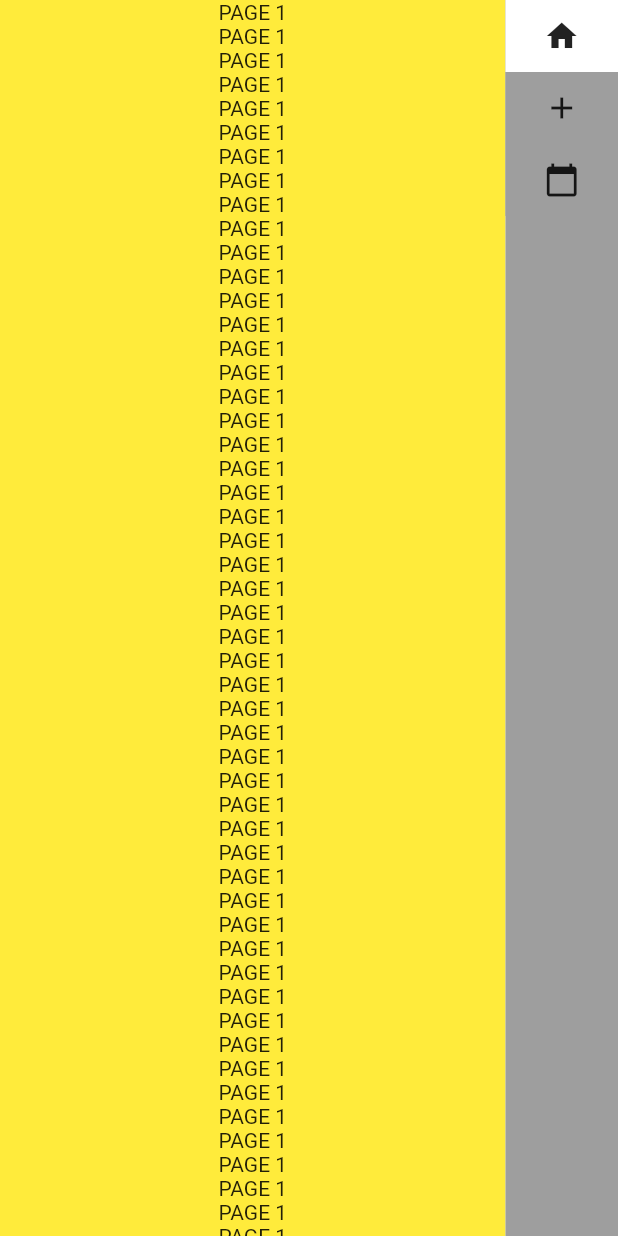
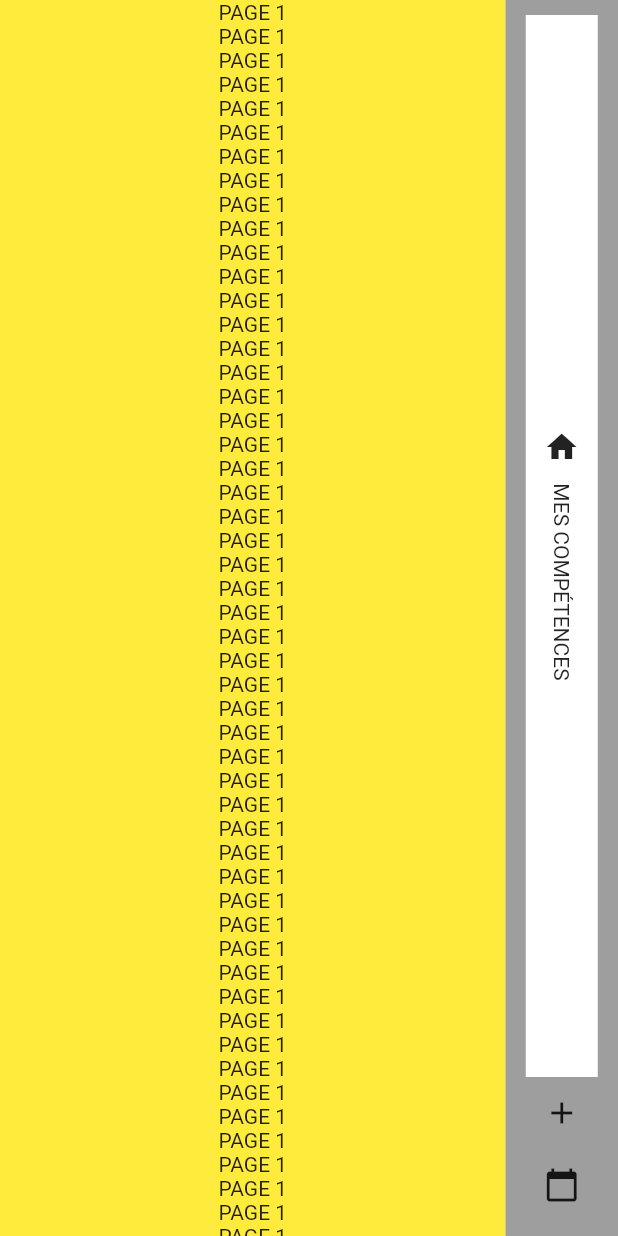
Before and after one commit to Tri7Ratops/simple_cv, a Flutter app: the screen it shows after launch, on a phone screen of 412 x 824 dp. Run offline on Flutter 3.47's test engine with Material 2 defaults, Android fonts, the phone set to English and light mode, and no system bars; drawn by our look-alikes of scroll_to_index; our stand-ins replace bloc, equatable, flutter_bloc, visibility_detector.

Commit message:
[+] Add function on visibility update on navigation items

```diff
--- a/lib/screens/home/views/home_page.dart
+++ b/lib/screens/home/views/home_page.dart
@@ -4,13 +4,13 @@ import 'package:flutter/material.dart';
 import '../widgets/widgets.dart';
 
 class HomePage extends StatelessWidget {
-
   @override
   Widget build(BuildContext context) {
     return VerticalNavigation(
       navigationBackgroundColor: Colors.grey,
       pages: [
-        VerticalNavigationItem(page: Column(
+        VerticalNavigationItem(
+            page: Column(
               children: [
                 Text("PAGE 1"),
                 Text("PAGE 1"),
@@ -65,8 +65,11 @@ class HomePage extends StatelessWidget {
                 Text("PAGE 1"),
                 Text("PAGE 1"),
               ],
-        ), icon: Icon(Icons.home)),
-        VerticalNavigationItem(page: Column(
+            ),
+            icon: Icon(Icons.home),
+            iconTitle: "Mes compétences".toUpperCase()),
+        VerticalNavigationItem(
+          page: Column(
             children: [
               Text("PAGE 2"),
               Text("PAGE 2"),
@@ -109,8 +112,12 @@ class HomePage extends StatelessWidget {
               Text("PAGE 2"),
               Text("PAGE 2"),
             ],
-        ), icon: Icon(Icons.add)),
-        VerticalNavigationItem(page: Column(
+          ),
+          icon: Icon(Icons.add),
+          iconTitle: "Ceci est un très long texte qu'il faut forcement gérer"
+        ),
+        VerticalNavigationItem(
+            page: Column(
               children: [
                 Text("PAGE 3"),
                 Text("PAGE 3"),
@@ -157,7 +164,8 @@ class HomePage extends StatelessWidget {
                 Text("PAGE 3"),
                 Text("PAGE 3"),
               ],
-        ), icon: Icon(Icons.calendar_today)),
+            ),
+            icon: Icon(Icons.calendar_today)),
       ],
     );
   }
--- a/lib/screens/home/widgets/vertical_navigation.dart
+++ b/lib/screens/home/widgets/vertical_navigation.dart
@@ -9,17 +9,30 @@ import 'package:visibility_detector/visibility_detector.dart';
 class VerticalNavigationItem extends Equatable {
   final Widget page;
   final Icon icon;
+  final String? iconTitle;
+  final Function()? onMostVisible;
+  final Function()? lostFocus;
+
   double visibilityPercentage = 0.0;
   bool mostVisible = false;
 
-  VerticalNavigationItem({required this.page, required this.icon});
+  VerticalNavigationItem({
+    required this.page,
+    required this.icon,
+    this.iconTitle,
+    this.onMostVisible,
+    this.lostFocus,
+  });
 
   @override
   List<Object?> get props => [
         page,
         icon,
+        iconTitle,
         visibilityPercentage,
         mostVisible,
+        onMostVisible,
+        lostFocus,
       ];
 }
 
@@ -53,6 +66,10 @@ class _VerticalNavigationState extends State<VerticalNavigation> {
       axis: Axis.vertical,
     );
 
+    if (widget.pages.length > 0) {
+      widget.pages[0].mostVisible = true;
+    }
+
     super.initState();
   }
 
@@ -67,19 +84,25 @@ class _VerticalNavigationState extends State<VerticalNavigation> {
   }
 
   _defineMostVisiblePage() {
-    VerticalNavigationItem? tmp;
+    VerticalNavigationItem? mostItemVisible;
+    VerticalNavigationItem? lastMostItemVisible;
 
     for (VerticalNavigationItem item in widget.pages) {
+      if (item.mostVisible) {
+        lastMostItemVisible = item;
+      }
       item.mostVisible = false;
 
-      if (tmp == null || item.visibilityPercentage > tmp.visibilityPercentage) {
-        tmp = item;
+      if (mostItemVisible == null || item.visibilityPercentage > mostItemVisible.visibilityPercentage) {
+        mostItemVisible = item;
       }
     }
-    if (tmp != null) {
-      tmp.mostVisible = true;
+    mostItemVisible?.mostVisible = true;
+    if (mostItemVisible != lastMostItemVisible) {
+      setState(() {});
+      lastMostItemVisible?.lostFocus?.call();
+      mostItemVisible?.onMostVisible?.call();
     }
-    setState(() {});
   }
 
   Widget _getPagesColumn() {
@@ -94,9 +117,8 @@ class _VerticalNavigationState extends State<VerticalNavigation> {
           return VisibilityDetector(
             key: Key('VisibilityDetector-$index'),
             onVisibilityChanged: (visibilityInfo) {
-              setState(() => widget.pages[index].visibilityPercentage = visibilityInfo.visibleFraction * 100);
+              widget.pages[index].visibilityPercentage = visibilityInfo.visibleFraction * 100;
               _defineMostVisiblePage();
-              debugPrint('Widget ${visibilityInfo.key} is ${visibilityInfo.visibleFraction * 100}% visible');
             },
             child: AutoScrollTag(
               key: ValueKey(index),
@@ -111,15 +133,40 @@ class _VerticalNavigationState extends State<VerticalNavigation> {
   }
 
   Widget _getNavigationColumn(BuildContext context) {
-    return Container(
-      height: MediaQuery.of(context).size.height,
-      width: widget.navigationWidth,
-      color: widget.navigationBackgroundColor ?? Colors.purple,
-      child: ListView.builder(
-        scrollDirection: Axis.vertical,
-        itemCount: widget.pages.length,
-        itemBuilder: (context, index) {
-          return Container(
+    List<Widget> list = [];
+
+    for (VerticalNavigationItem item in widget.pages) {
+      int index = widget.pages.indexOf(item);
+      if (item.mostVisible) {
+        list.add(
+          Expanded(
+            child: Container(
+              color: widget.pages[index].mostVisible ? Colors.white : widget.navigationBackgroundColor ?? Colors.purple,
+              child: Column(
+                crossAxisAlignment: CrossAxisAlignment.center,
+                mainAxisAlignment: MainAxisAlignment.center,
+                children: [
+                  IconButton(
+                    icon: widget.pages[index].icon,
+                    onPressed: () {
+                      controller.scrollToIndex(index, preferPosition: AutoScrollPosition.begin);
+                      controller.highlight(index);
+                    },
+                  ),
+                  RotatedBox(
+                    quarterTurns: 1,
+                    child: Text(
+                      item.iconTitle ?? "",
+                    ),
+                  )
+                ],
+              ),
+            ),
+          ),
+        );
+      } else {
+        list.add(
+          Container(
             color: widget.pages[index].mostVisible ? Colors.white : widget.navigationBackgroundColor ?? Colors.purple,
             child: IconButton(
               icon: widget.pages[index].icon,
@@ -128,8 +175,18 @@ class _VerticalNavigationState extends State<VerticalNavigation> {
                 controller.highlight(index);
               },
             ),
-          );
-        },
+          ),
+        );
+      }
+    }
+
+    return Container(
+      height: MediaQuery.of(context).size.height,
+      padding: const EdgeInsets.symmetric(vertical: 10),
+      width: widget.navigationWidth,
+      color: widget.navigationBackgroundColor ?? Colors.purple,
+      child: Column(
+        children: list,
       ),
     );
   }
```
Lines whose indentation alone changed are shown as unchanged.
